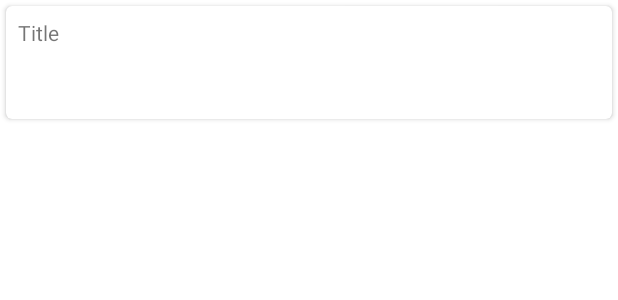
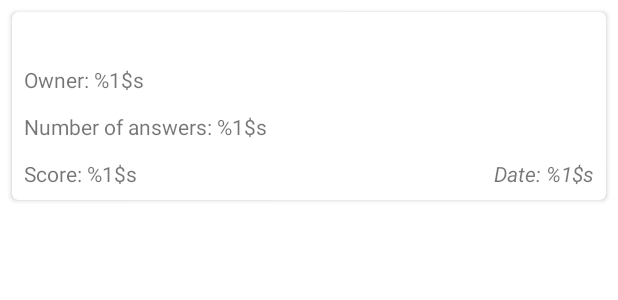
Before and after one commit to zvonimirplivelic/StackSearch, an Android app: the layout question_item.xml on its own in the app's theme, with its tools: preview values and no code run, on a phone screen of 412 x 824 dp. Shown: the top 300 px of the screen. Run offline under Robolectric (Android 15) with nearby library versions, the phone set to English and light mode, and no system bars.

Commit message:
Added swipe to refresh functionality, updated recycler item contents

```diff
--- a/app/src/main/res/layout/question_item.xml
+++ b/app/src/main/res/layout/question_item.xml
@@ -1,49 +1,71 @@
 <?xml version="1.0" encoding="utf-8"?>
 <androidx.cardview.widget.CardView xmlns:android="http://schemas.android.com/apk/res/android"
     xmlns:app="http://schemas.android.com/apk/res-auto"
-    xmlns:tools="http://schemas.android.com/tools"
     android:id="@+id/item_layout"
     android:layout_width="match_parent"
     android:layout_height="wrap_content"
-    android:layout_margin="4dp"
+    android:layout_margin="8dp"
+    android:padding="4dp"
     app:cardCornerRadius="4dp">
 
     <androidx.constraintlayout.widget.ConstraintLayout
         android:layout_width="match_parent"
-        android:layout_height="75dp"
+        android:layout_height="125dp"
         android:padding="4dp">
 
         <TextView
-            android:id="@+id/item_title"
+            android:id="@+id/tv_item_title"
             android:layout_width="match_parent"
             android:layout_height="wrap_content"
-            android:layout_margin="4dp"
+            android:layout_marginLeft="4dp"
+            android:layout_marginTop="4dp"
+            android:layout_marginRight="4dp"
+            android:layout_marginBottom="8dp"
+            android:textStyle="bold"
             app:layout_constraintStart_toStartOf="parent"
-            app:layout_constraintTop_toTopOf="parent"
-            tools:text="Title" />
+            app:layout_constraintTop_toTopOf="parent" />
 
         <TextView
-            android:id="@+id/item_score"
+            android:id="@+id/tv_item_owner_name"
             android:layout_width="0dp"
             android:layout_height="wrap_content"
             android:layout_weight="1"
-            android:paddingEnd="8dp"
-            android:text="Score"
-            android:visibility="gone"
-            app:layout_constraintBottom_toBottomOf="parent"
-            app:layout_constraintStart_toStartOf="parent"
-            tools:text="1" />
+            android:padding="4dp"
+            android:text="@string/tv_item_owner_name_text"
+            app:layout_constraintBottom_toTopOf="@id/tv_item_answer_count"
+            app:layout_constraintLeft_toLeftOf="parent"
+            app:layout_constraintTop_toBottomOf="@id/tv_item_title" />
 
         <TextView
-            android:id="@+id/item_date"
+            android:id="@+id/tv_item_answer_count"
             android:layout_width="0dp"
             android:layout_height="wrap_content"
             android:layout_weight="1"
-            android:gravity="end"
-            android:text="Date"
-            android:visibility="gone"
+            android:padding="4dp"
+            android:text="@string/tv_item_answer_count"
+            app:layout_constraintBottom_toTopOf="@id/tv_item_score"
+            app:layout_constraintLeft_toLeftOf="parent"
+            app:layout_constraintTop_toBottomOf="@id/tv_item_owner_name" />
+
+        <TextView
+            android:id="@+id/tv_item_score"
+            android:layout_width="0dp"
+            android:layout_height="wrap_content"
+            android:layout_weight="1"
+            android:padding="4dp"
+            android:text="@string/tv_score_text"
             app:layout_constraintBottom_toBottomOf="parent"
-            app:layout_constraintEnd_toEndOf="parent"
-            tools:text="@tools:sample/date/ddmmyy" />
+            app:layout_constraintStart_toStartOf="parent" />
+
+        <TextView
+            android:id="@+id/tv_item_date"
+            android:layout_width="0dp"
+            android:layout_height="wrap_content"
+            android:layout_weight="1"
+            android:padding="4dp"
+            android:text="@string/tv_item_date_text"
+            android:textStyle="italic"
+            app:layout_constraintBottom_toBottomOf="parent"
+            app:layout_constraintEnd_toEndOf="parent" />
     </androidx.constraintlayout.widget.ConstraintLayout>
 </androidx.cardview.widget.CardView>
--- a/app/src/main/res/values/strings.xml
+++ b/app/src/main/res/values/strings.xml
@@ -1,4 +1,8 @@
 <resources>
     <string name="app_name">StackSearch</string>
-    <string name="error_message">Error</string>
+    <string name="error_message">Error\n %1$s</string>
+    <string name="tv_score_text">Score: %1$s</string>
+    <string name="tv_item_date_text">Date: %1$s</string>
+    <string name="tv_item_owner_name_text">Owner: %1$s</string>
+    <string name="tv_item_answer_count">Number of answers: %1$s</string>
 </resources>
```
Also changed, not shown: app/src/main/java/com/zvonimirplivelic/stacksearch/model/Question.kt (+16 -4 lines), app/src/main/java/com/zvonimirplivelic/stacksearch/ui/MainActivity.kt (+9 -2 lines), app/src/main/java/com/zvonimirplivelic/stacksearch/ui/QuestionAdapter.kt (+33 -5 lines), app/src/main/java/com/zvonimirplivelic/stacksearch/viewmodel/StackQuestionsViewModel.kt (+6 -1 lines).
